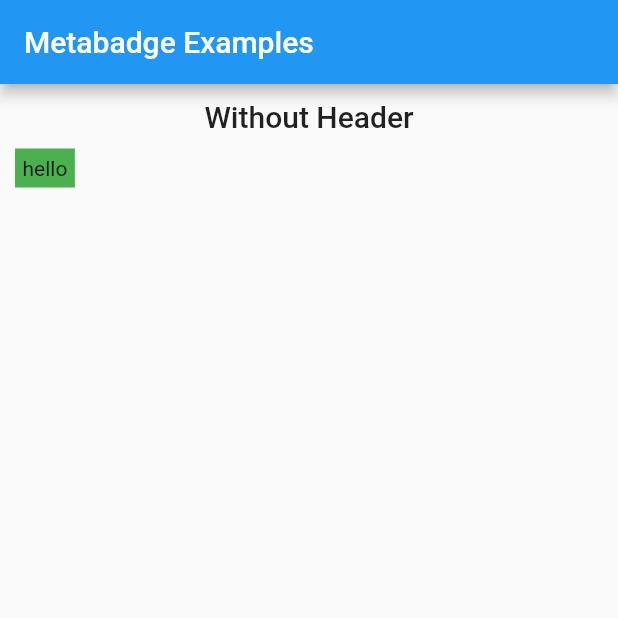
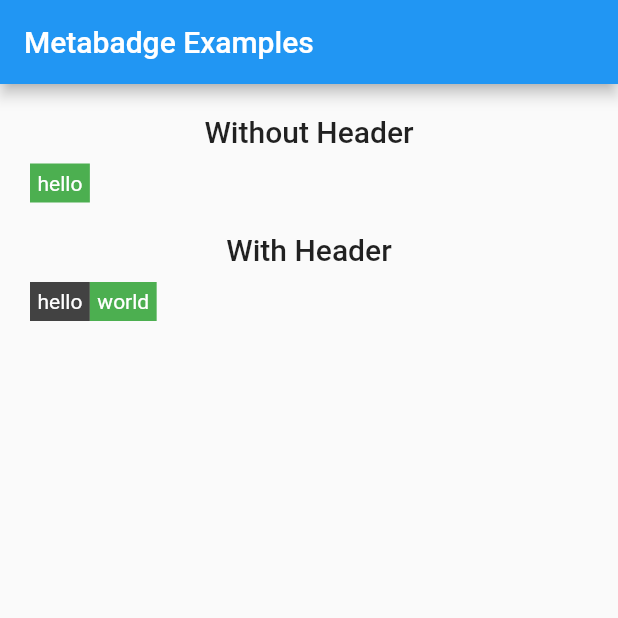
Before and after one commit to erayerdin/metabadge, a Flutter app: the screen it shows after launch, on a phone screen of 412 x 824 dp, the top half of it. Run offline on Flutter 3.47's test engine with Material 2 defaults, Android fonts, the phone set to English and light mode, and no system bars.

Commit message:
impled Metabadge.header

```diff
--- a/examples/project/lib/main.dart
+++ b/examples/project/lib/main.dart
@@ -33,7 +33,25 @@ class MetabadgeExample {
 const List<MetabadgeExample> examples = [
   MetabadgeExample(
     title: 'Without Header',
-    metabadge: Metabadge(body: Text('hello')),
+    metabadge: Metabadge(
+      body: Text(
+        'hello',
+        style: TextStyle(color: Colors.white),
+      ),
+    ),
+  ),
+  MetabadgeExample(
+    title: 'With Header',
+    metabadge: Metabadge(
+      header: Text(
+        'hello',
+        style: TextStyle(color: Colors.white),
+      ),
+      body: Text(
+        'world',
+        style: TextStyle(color: Colors.white),
+      ),
+    ),
   ),
 ];
 
@@ -61,7 +79,7 @@ class HomePage extends StatelessWidget {
           padding: EdgeInsets.only(top: 10, bottom: 10),
         ),
         itemCount: examples.length,
-        padding: const EdgeInsets.all(10),
+        padding: const EdgeInsets.all(20),
       ),
     );
   }
--- a/lib/metabadge.dart
+++ b/lib/metabadge.dart
@@ -1,9 +1,3 @@
 library metabadge;
 
 export 'src/metabadge.dart' show Metabadge;
-
-/// A Calculator.
-class Calculator {
-  /// Returns [value] plus 1.
-  int addOne(int value) => value + 1;
-}
--- a/lib/src/metabadge.dart
+++ b/lib/src/metabadge.dart
@@ -15,10 +15,12 @@
 import 'package:flutter/widgets.dart';
 
 class Metabadge extends StatelessWidget {
+  final Widget? header;
   final Widget body;
 
   const Metabadge({
     Key? key,
+    this.header,
     required this.body,
   }) : super(key: key);
 
@@ -26,6 +28,12 @@ class Metabadge extends StatelessWidget {
   Widget build(BuildContext context) {
     return Row(
       children: [
+        if (header != null)
+          Container(
+            padding: const EdgeInsets.all(5),
+            color: const Color.fromRGBO(66, 66, 66, 1),
+            child: header,
+          ),
         Container(
           padding: const EdgeInsets.all(5),
           color: const Color.fromRGBO(76, 175, 80, 1),
```
Also changed, not shown: 2 other files.
